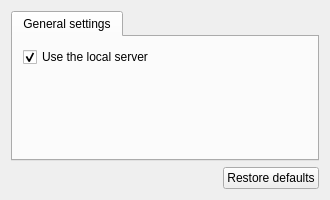
This is gns3/modules/docker/ui/docker_preferences_page.ui in GNS3/gns3-gui as Qt 5 draws it before an edit. The edited form follows.
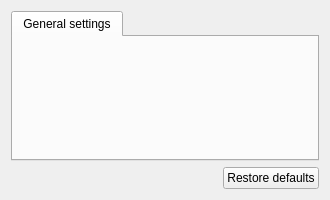
This is the edited form.

Commit message: Remove local server checkbox from preferences

```diff
--- a/gns3/modules/docker/ui/docker_preferences_page.ui
+++ b/gns3/modules/docker/ui/docker_preferences_page.ui
@@ -30,16 +30,15 @@
        <property name="margin">
         <number>10</number>
        </property>
-       <item>
-        <widget class="QCheckBox" name="uiUseLocalServercheckBox">
-         <property name="text">
-          <string>Use the local server</string>
-         </property>
-         <property name="checked">
-          <bool>true</bool>
-         </property>
-        </widget>
-       </item>
+       <property name="topMargin">
+        <number>10</number>
+       </property>
+       <property name="rightMargin">
+        <number>10</number>
+       </property>
+       <property name="bottomMargin">
+        <number>10</number>
+       </property>
        <item>
         <spacer name="verticalSpacer">
          <property name="orientation">
```
Left out of the diff: 2 changed lines with no effect on the pictures. The commit also changes 28 other files.
